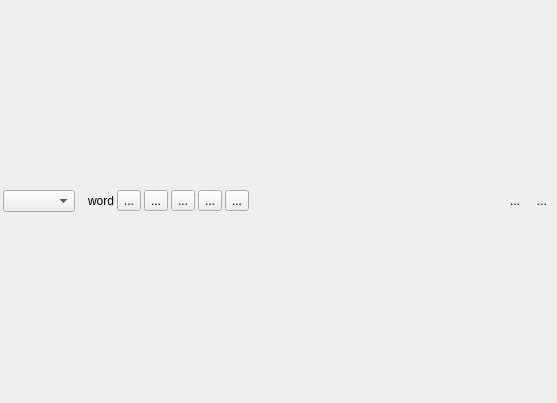
The window that scanpopup.ui (goldendict/goldendict) describes before a commit, drawn with Qt 5.
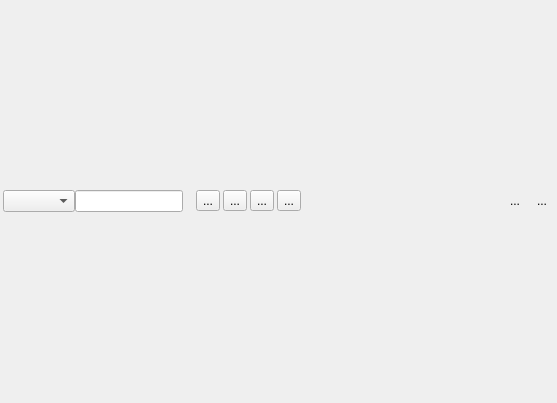
The same window after the commit. Icons and pictures are not drawn. Custom widgets are drawn as their Qt base class.

Commit message: Fixed #191: New UI in the scan popup, replace 3 separate widgets with the translate box.

Diff of the .ui file:
```diff
--- a/scanpopup.ui
+++ b/scanpopup.ui
@@ -37,13 +37,36 @@
         <number>3</number>
        </property>
        <item>
+        <layout class="QHBoxLayout" name="horizontalLayout_3">
+         <item>
         <layout class="QHBoxLayout" name="horizontalLayout">
          <property name="spacing">
-          <number>-1</number>
+            <number>0</number>
          </property>
          <item>
-          <widget class="GroupComboBox" name="groupList"/>
-         </item>
+            <widget class="GroupComboBox" name="groupList">
+             <property name="sizePolicy">
+              <sizepolicy hsizetype="Preferred" vsizetype="Fixed">
+               <horstretch>0</horstretch>
+               <verstretch>0</verstretch>
+              </sizepolicy>
+             </property>
+            </widget>
+           </item>
+           <item>
+            <widget class="TranslateBox" name="translateBox">
+             <property name="sizePolicy">
+              <sizepolicy hsizetype="Preferred" vsizetype="Fixed">
+               <horstretch>0</horstretch>
+               <verstretch>0</verstretch>
+              </sizepolicy>
+             </property>
+            </widget>
+           </item>
+          </layout>
+         </item>
+         <item>
+          <layout class="QHBoxLayout" name="horizontalLayout_2">
          <item>
           <widget class="QLabel" name="queryError">
            <property name="enabled">
@@ -57,13 +80,6 @@
            </property>
           </widget>
          </item>
-         <item>
-          <widget class="QLabel" name="word">
-           <property name="text">
-            <string>word</string>
-           </property>
-          </widget>
-         </item>
          <item>
           <widget class="QToolButton" name="goBackButton">
            <property name="toolTip">
@@ -92,29 +108,6 @@
            </property>
           </widget>
          </item>
-         <item>
-          <widget class="QToolButton" name="wordListButton">
-           <property name="toolTip">
-            <string>List Matches (Alt+M)</string>
-           </property>
-           <property name="text">
-            <string>...</string>
-           </property>
-           <property name="icon">
-            <iconset resource="resources.qrc">
-             <normaloff>:/icons/prefix.png</normaloff>:/icons/prefix.png</iconset>
-           </property>
-           <property name="iconSize">
-            <size>
-             <width>22</width>
-             <height>16</height>
-            </size>
-           </property>
-           <property name="shortcut">
-            <string>Alt+M</string>
-           </property>
-          </widget>
-         </item>
          <item>
           <widget class="QToolButton" name="pronounceButton">
            <property name="toolTip">
@@ -212,6 +205,8 @@
         </layout>
        </item>
       </layout>
+       </item>
+      </layout>
      </widget>
     </item>
    </layout>
@@ -223,6 +218,11 @@
    <extends>QComboBox</extends>
    <header>groupcombobox.hh</header>
   </customwidget>
+  <customwidget>
+   <class>TranslateBox</class>
+   <extends>QLineEdit</extends>
+   <header>translatebox.hh</header>
+  </customwidget>
  </customwidgets>
  <resources>
   <include location="resources.qrc"/>
```
Lines whose indentation alone changed are shown as unchanged. The commit also changes 13 other files.
